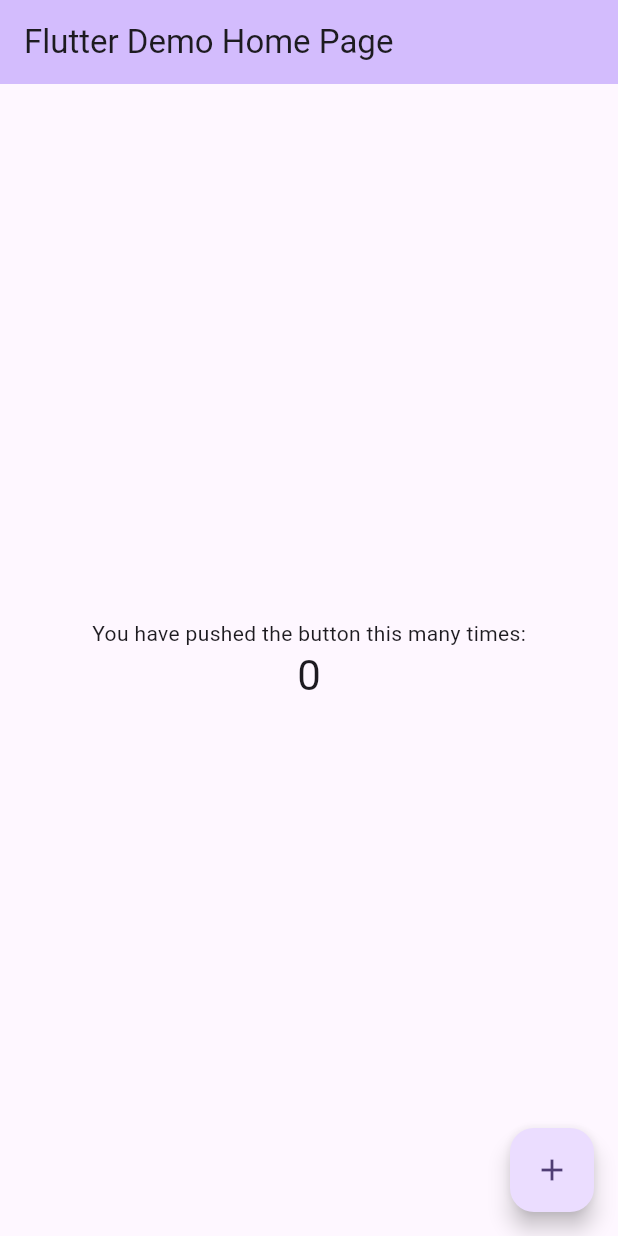
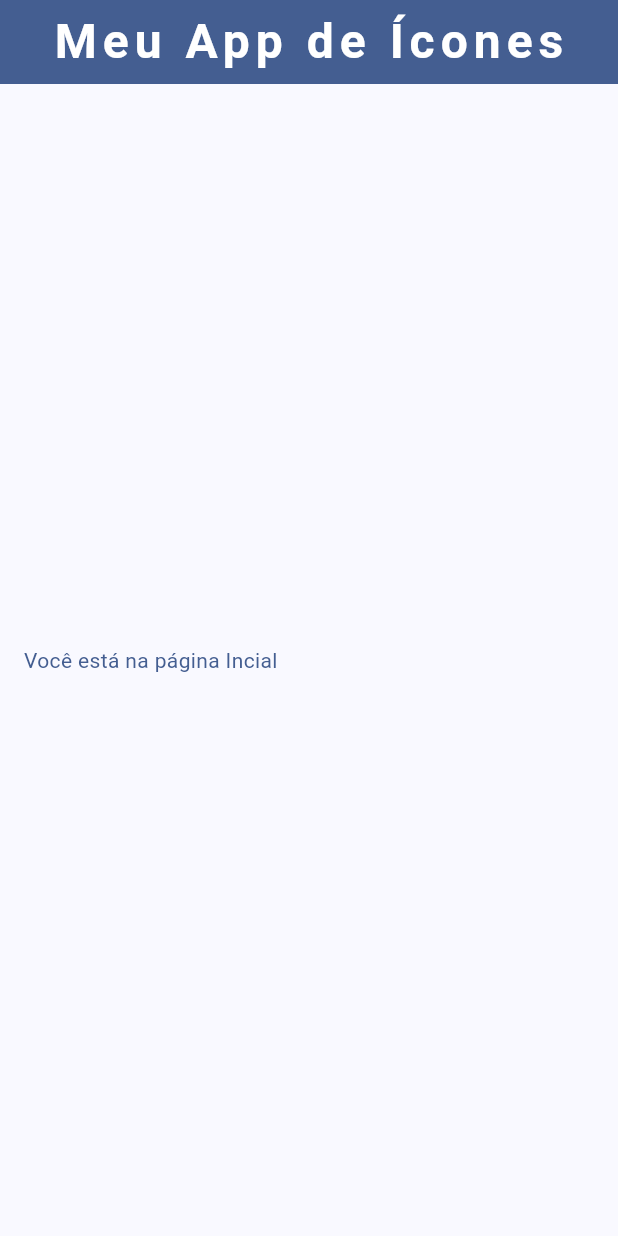
Before and after one commit to trvzera/modularizacao-flutter, a Flutter app: the screen it shows after launch, on a phone screen of 412 x 824 dp. Run offline on Flutter 3.47's test engine with Material 3 defaults, Android fonts, the phone set to English and light mode, and no system bars; our stand-ins replace device_preview.

Commit message:
Segundo commit

```diff
--- a/atvd/lib/main.dart
+++ b/atvd/lib/main.dart
@@ -1,125 +1,24 @@
 import 'package:flutter/material.dart';
-
+import 'package:device_preview/device_preview.dart';
+import 'pages/page1.dart';
 void main() {
-  runApp(const MyApp());
+  // O DevicePreview ajuda a testar o layout em diferentes tamanhos de tela (responsividade)
+  runApp(DevicePreview(builder: (context) => MeuApp()));
 }
 
-class MyApp extends StatelessWidget {
-  const MyApp({super.key});
-
-  // This widget is the root of your application.
+class MeuApp extends StatelessWidget {
   @override
   Widget build(BuildContext context) {
     return MaterialApp(
-      title: 'Flutter Demo',
+      debugShowCheckedModeBanner: false,
       theme: ThemeData(
-        // This is the theme of your application.
-        //
-        // TRY THIS: Try running your application with "flutter run". You'll see
-        // the application has a purple toolbar. Then, without quitting the app,
-        // try changing the seedColor in the colorScheme below to Colors.green
-        // and then invoke "hot reload" (save your changes or press the "hot
-        // reload" button in a Flutter-supported IDE, or press "r" if you used
-        // the command line to start the app).
-        //
-        // Notice that the counter didn't reset back to zero; the application
-        // state is not lost during the reload. To reset the state, use hot
-        // restart instead.
-        //
-        // This works for code too, not just values: Most code changes can be
-        // tested with just a hot reload.
-        colorScheme: ColorScheme.fromSeed(seedColor: Colors.deepPurple),
         useMaterial3: true,
+        colorScheme: ColorScheme.fromSeed(
+          seedColor: Colors.blueAccent,
+          secondary: Colors.lightBlueAccent,
+        ),
       ),
-      home: const MyHomePage(title: 'Flutter Demo Home Page'),
+      home: TeladDesign(),
     );
   }
 }
-
-class MyHomePage extends StatefulWidget {
-  const MyHomePage({super.key, required this.title});
-
-  // This widget is the home page of your application. It is stateful, meaning
-  // that it has a State object (defined below) that contains fields that affect
-  // how it looks.
-
-  // This class is the configuration for the state. It holds the values (in this
-  // case the title) provided by the parent (in this case the App widget) and
-  // used by the build method of the State. Fields in a Widget subclass are
-  // always marked "final".
-
-  final String title;
-
-  @override
-  State<MyHomePage> createState() => _MyHomePageState();
-}
-
-class _MyHomePageState extends State<MyHomePage> {
-  int _counter = 0;
-
-  void _incrementCounter() {
-    setState(() {
-      // This call to setState tells the Flutter framework that something has
-      // changed in this State, which causes it to rerun the build method below
-      // so that the display can reflect the updated values. If we changed
-      // _counter without calling setState(), then the build method would not be
-      // called again, and so nothing would appear to happen.
-      _counter++;
-    });
-  }
-
-  @override
-  Widget build(BuildContext context) {
-    // This method is rerun every time setState is called, for instance as done
-    // by the _incrementCounter method above.
-    //
-    // The Flutter framework has been optimized to make rerunning build methods
-    // fast, so that you can just rebuild anything that needs updating rather
-    // than having to individually change instances of widgets.
-    return Scaffold(
-      appBar: AppBar(
-        // TRY THIS: Try changing the color here to a specific color (to
-        // Colors.amber, perhaps?) and trigger a hot reload to see the AppBar
-        // change color while the other colors stay the same.
-        backgroundColor: Theme.of(context).colorScheme.inversePrimary,
-        // Here we take the value from the MyHomePage object that was created by
-        // the App.build method, and use it to set our appbar title.
-        title: Text(widget.title),
-      ),
-      body: Center(
-        // Center is a layout widget. It takes a single child and positions it
-        // in the middle of the parent.
-        child: Column(
-          // Column is also a layout widget. It takes a list of children and
-          // arranges them vertically. By default, it sizes itself to fit its
-          // children horizontally, and tries to be as tall as its parent.
-          //
-          // Column has various properties to control how it sizes itself and
-          // how it positions its children. Here we use mainAxisAlignment to
-          // center the children vertically; the main axis here is the vertical
-          // axis because Columns are vertical (the cross axis would be
-          // horizontal).
-          //
-          // TRY THIS: Invoke "debug painting" (choose the "Toggle Debug Paint"
-          // action in the IDE, or press "p" in the console), to see the
-          // wireframe for each widget.
-          mainAxisAlignment: MainAxisAlignment.center,
-          children: <Widget>[
-            const Text(
-              'You have pushed the button this many times:',
-            ),
-            Text(
-              '$_counter',
-              style: Theme.of(context).textTheme.headlineMedium,
-            ),
-          ],
-        ),
-      ),
-      floatingActionButton: FloatingActionButton(
-        onPressed: _incrementCounter,
-        tooltip: 'Increment',
-        child: const Icon(Icons.add),
-      ), // This trailing comma makes auto-formatting nicer for build methods.
-    );
-  }
-}
--- /dev/null
+++ b/atvd/lib/pages/page1.dart
@@ -0,0 +1,48 @@
+import 'package:flutter/material.dart';
+import '../main.dart';
+import '../widgets/card_icone.dart';
+
+class TeladDesign extends StatefulWidget {
+  @override
+  State<TeladDesign> createState() => _TeladDesignState();
+}
+
+class _TeladDesignState extends State<TeladDesign> {
+  String mensagem = "Você está na página Incial";
+  @override
+  Widget build(BuildContext context){
+    final cores = Theme.of(context).colorScheme;
+    return Scaffold(
+      appBar: AppBar(
+        title: const Text(
+          'Meu App de Ícones',
+          style: TextStyle(
+            fontSize: 32,
+            fontWeight: FontWeight.bold,
+            color: Colors.white,
+            letterSpacing: 4
+          ),
+        ),
+        backgroundColor: cores.primary,
+        centerTitle: true,
+      ),
+      body: Padding(
+        padding: EdgeInsets.all(16),
+        child: Column(
+          mainAxisAlignment: MainAxisAlignment.center,
+          children: [
+            Text(
+              mensagem,
+              textAlign: TextAlign.center,
+              style: TextStyle(
+                fontSize: 14,
+                fontWeight: FontWeight.normal,
+                color: cores.primary,
+              ),
+            )
+          ],
+        ),
+      ),
+    );
+  }
+}
--- a/atvd/pubspec.yaml
+++ b/atvd/pubspec.yaml
@@ -34,6 +34,7 @@ dependencies:
   # The following adds the Cupertino Icons font to your application.
   # Use with the CupertinoIcons class for iOS style icons.
   cupertino_icons: ^1.0.8
+  device_preview: ^1.2.0
 
 dev_dependencies:
   flutter_test:
```
Also changed, not shown: atvd/lib/widgets/card_icone.dart (added, +64 -0 lines), atvd/pubspec.lock, 1 other file.
